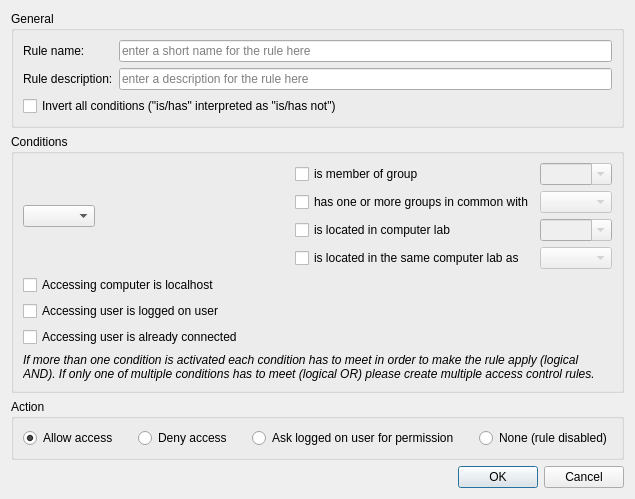
The window that configurator/forms/AccessControlRuleEditDialog.ui (veyon/veyon) describes before a commit, drawn with Qt 5.
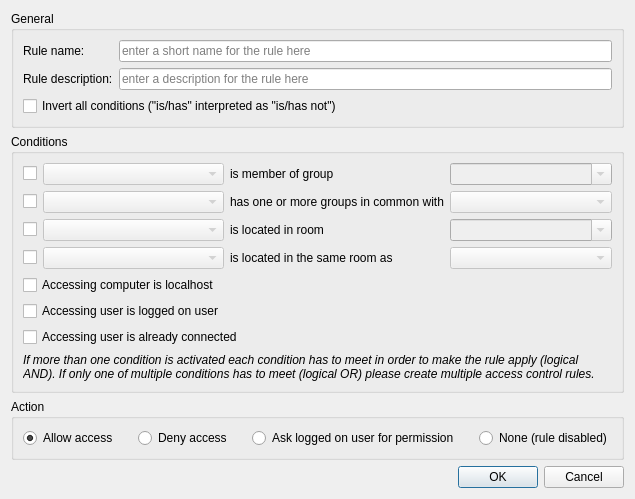
The same window after the commit.

Commit message:
Core: refactor AccessControlRules and use AccessControlDataBackends
This removes any direct references to LdapDirectory from
AccessControlProvider and also allows more definition of more specific
conditions by introducing condition-specific subjects.

What changed in the file:
```diff
--- a/configurator/forms/AccessControlRuleEditDialog.ui
+++ b/configurator/forms/AccessControlRuleEditDialog.ui
@@ -55,45 +55,33 @@
      <property name="title">
       <string>Conditions</string>
      </property>
-     <layout class="QGridLayout" name="gridLayout_2">
-      <item row="4" column="0" colspan="3">
-       <widget class="QCheckBox" name="isLocalUserAccessCheckBox">
-        <property name="text">
-         <string>Accessing user is logged on user</string>
-        </property>
-       </widget>
-      </item>
-      <item row="2" column="2">
-       <layout class="QGridLayout" name="gridLayout">
+     <layout class="QGridLayout" name="gridLayout" columnstretch="0,1,0,1">
         <item row="0" column="0">
          <widget class="QCheckBox" name="isMemberOfGroupCheckBox">
           <property name="text">
+         <string/>
+        </property>
+       </widget>
+      </item>
+      <item row="0" column="1">
+       <widget class="QComboBox" name="isMemberOfGroupSubjectComboBox">
+        <property name="enabled">
+         <bool>false</bool>
+        </property>
+        <property name="sizeAdjustPolicy">
+         <enum>QComboBox::AdjustToContents</enum>
+        </property>
+       </widget>
+      </item>
+      <item row="0" column="2">
+       <widget class="QLabel" name="label_2">
+        <property name="text">
            <string>is member of group</string>
           </property>
          </widget>
         </item>
-        <item row="3" column="1">
-         <widget class="QComboBox" name="commonComputerLabComboBox">
-          <property name="enabled">
-           <bool>false</bool>
-          </property>
-          <property name="sizeAdjustPolicy">
-           <enum>QComboBox::AdjustToContents</enum>
-          </property>
-         </widget>
-        </item>
-        <item row="1" column="1">
-         <widget class="QComboBox" name="commonGroupComboBox">
-          <property name="enabled">
-           <bool>false</bool>
-          </property>
-          <property name="sizeAdjustPolicy">
-           <enum>QComboBox::AdjustToContents</enum>
-          </property>
-         </widget>
-        </item>
-        <item row="2" column="1">
-         <widget class="QComboBox" name="computerLabsComboBox">
+      <item row="0" column="3">
+       <widget class="QComboBox" name="groupsComboBox">
           <property name="enabled">
            <bool>false</bool>
           </property>
@@ -108,19 +96,63 @@
         <item row="1" column="0">
          <widget class="QCheckBox" name="hasCommonGroupsCheckBox">
           <property name="text">
+         <string/>
+        </property>
+       </widget>
+      </item>
+      <item row="1" column="1">
+       <widget class="QComboBox" name="hasCommonGroupsSubjectComboBox">
+        <property name="enabled">
+         <bool>false</bool>
+        </property>
+        <property name="sizeAdjustPolicy">
+         <enum>QComboBox::AdjustToContents</enum>
+        </property>
+       </widget>
+      </item>
+      <item row="1" column="2">
+       <widget class="QLabel" name="label_5">
+        <property name="text">
            <string>has one or more groups in common with</string>
           </property>
          </widget>
         </item>
+      <item row="1" column="3">
+       <widget class="QComboBox" name="commonGroupComboBox">
+        <property name="enabled">
+         <bool>false</bool>
+        </property>
+        <property name="sizeAdjustPolicy">
+         <enum>QComboBox::AdjustToContents</enum>
+        </property>
+       </widget>
+      </item>
         <item row="2" column="0">
          <widget class="QCheckBox" name="isLocatedInComputerLabCheckBox">
           <property name="text">
-           <string>is located in computer lab</string>
+         <string/>
           </property>
          </widget>
         </item>
-        <item row="0" column="1">
-         <widget class="QComboBox" name="groupsComboBox">
+      <item row="2" column="1">
+       <widget class="QComboBox" name="isLocatedInRoomSubjectComboBox">
+        <property name="enabled">
+         <bool>false</bool>
+        </property>
+        <property name="sizeAdjustPolicy">
+         <enum>QComboBox::AdjustToContents</enum>
+        </property>
+       </widget>
+      </item>
+      <item row="2" column="2">
+       <widget class="QLabel" name="label_6">
+        <property name="text">
+         <string>is located in room</string>
+        </property>
+       </widget>
+      </item>
+      <item row="2" column="3">
+       <widget class="QComboBox" name="roomsComboBox">
           <property name="enabled">
            <bool>false</bool>
           </property>
@@ -133,42 +165,67 @@
          </widget>
         </item>
         <item row="3" column="0">
-         <widget class="QCheckBox" name="isLocatedInSameComputerLabCheckBox">
+       <widget class="QCheckBox" name="isLocatedInSameRoomCheckBox">
+        <property name="sizePolicy">
+         <sizepolicy hsizetype="Preferred" vsizetype="Fixed">
+          <horstretch>0</horstretch>
+          <verstretch>0</verstretch>
+         </sizepolicy>
+        </property>
           <property name="text">
-           <string>is located in the same computer lab as</string>
+         <string/>
           </property>
          </widget>
         </item>
-       </layout>
+      <item row="3" column="1">
+       <widget class="QComboBox" name="isLocatedInSameRoomSubjectComboBox">
+        <property name="enabled">
+         <bool>false</bool>
+        </property>
+        <property name="sizeAdjustPolicy">
+         <enum>QComboBox::AdjustToContents</enum>
+        </property>
+       </widget>
       </item>
-      <item row="3" column="0" colspan="3">
+      <item row="3" column="2">
+       <widget class="QLabel" name="label_7">
+        <property name="text">
+         <string>is located in the same room as</string>
+        </property>
+       </widget>
+      </item>
+      <item row="3" column="3">
+       <widget class="QComboBox" name="commonComputerLabComboBox">
+        <property name="enabled">
+         <bool>false</bool>
+        </property>
+        <property name="sizeAdjustPolicy">
+         <enum>QComboBox::AdjustToContents</enum>
+        </property>
+       </widget>
+      </item>
+      <item row="4" column="0" colspan="2">
        <widget class="QCheckBox" name="isLocalHostAccessCheckBox">
         <property name="text">
          <string>Accessing computer is localhost</string>
         </property>
        </widget>
       </item>
-      <item row="2" column="1">
-       <spacer name="horizontalSpacer">
-        <property name="orientation">
-         <enum>Qt::Horizontal</enum>
-        </property>
-        <property name="sizeHint" stdset="0">
-         <size>
-          <width>40</width>
-          <height>20</height>
-         </size>
-        </property>
-       </spacer>
-      </item>
-      <item row="2" column="0">
-       <widget class="QComboBox" name="entityComboBox">
-        <property name="sizeAdjustPolicy">
-         <enum>QComboBox::AdjustToContents</enum>
+      <item row="5" column="0" colspan="2">
+       <widget class="QCheckBox" name="isLocalUserAccessCheckBox">
+        <property name="text">
+         <string>Accessing user is logged on user</string>
         </property>
        </widget>
       </item>
       <item row="6" column="0" colspan="3">
+       <widget class="QCheckBox" name="isSameUserAccessCheckBox">
+        <property name="text">
+         <string>Accessing user is already connected</string>
+        </property>
+       </widget>
+      </item>
+      <item row="7" column="0" colspan="4">
        <widget class="QLabel" name="label">
         <property name="font">
          <font>
@@ -183,13 +240,6 @@
         </property>
        </widget>
       </item>
-      <item row="5" column="0" colspan="3">
-       <widget class="QCheckBox" name="isSameUserAccessCheckBox">
-        <property name="text">
-         <string>Accessing user is already connected</string>
-        </property>
-       </widget>
-      </item>
      </layout>
     </widget>
    </item>
```
Left out of the diff: 79 changed lines with no effect on the pictures. Lines whose indentation alone changed are shown as unchanged. The commit also changes 21 other files.
